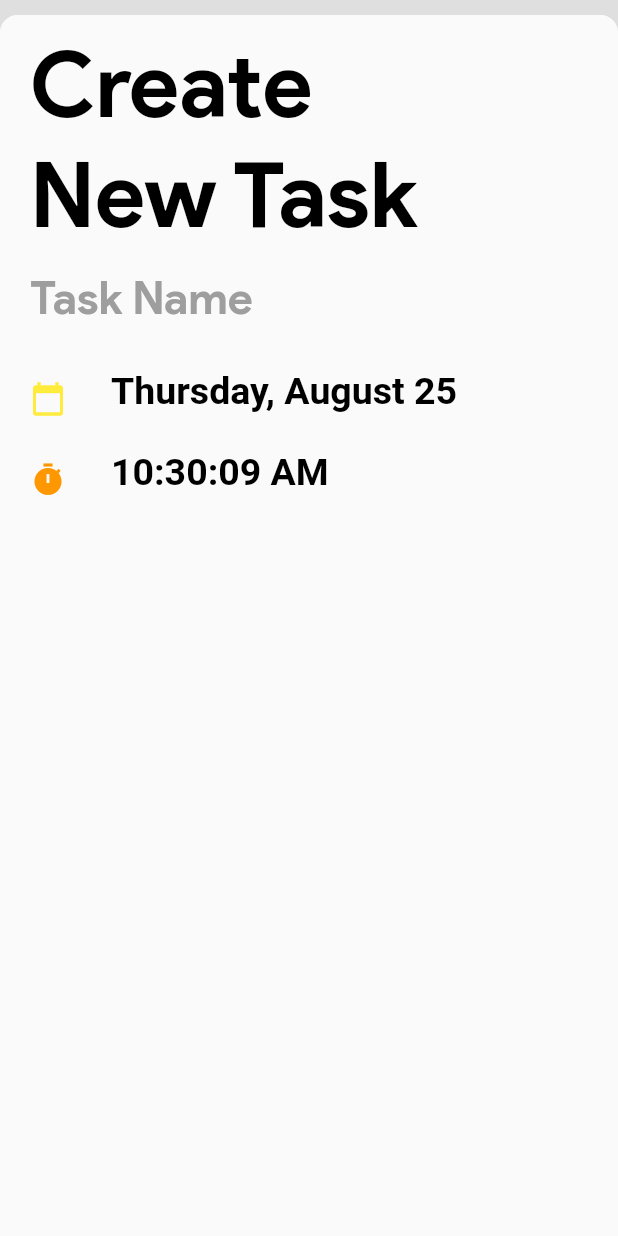
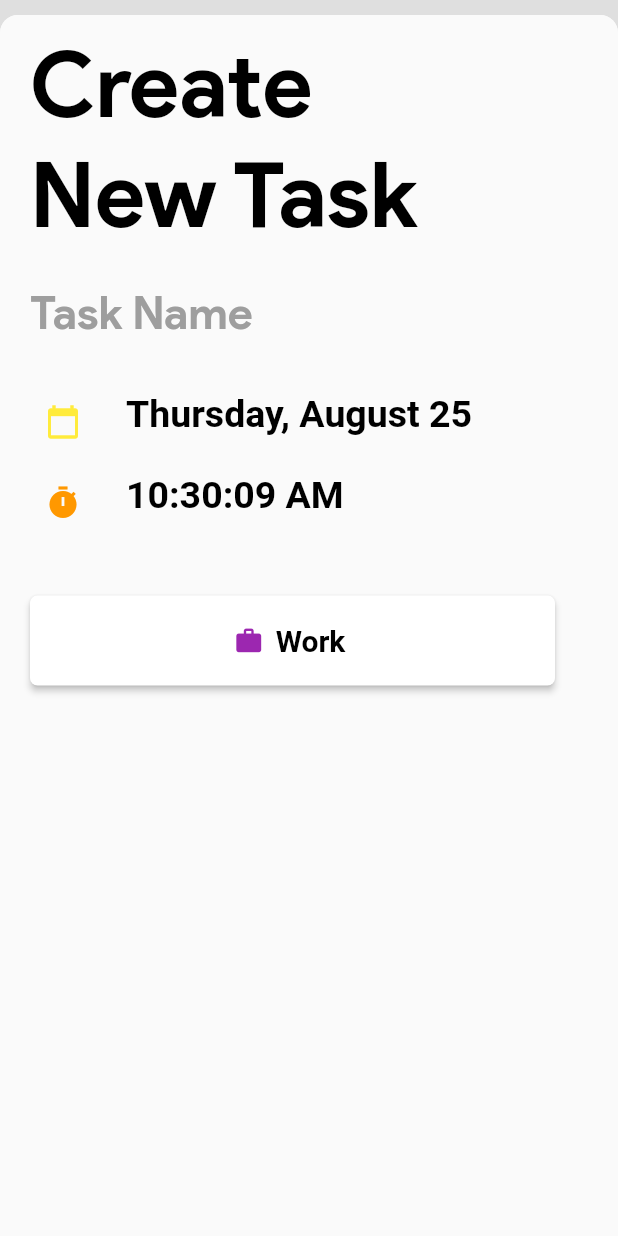
Before and after one commit to anshb7/to_do_app, a Flutter app: the screen it shows after launch, after a tap on "Tap to Add", on a phone screen of 412 x 824 dp. Run offline on Flutter 3.47's test engine with Material 2 defaults, Android fonts, the phone set to English and light mode, and no system bars; our stand-ins replace modal_bottom_sheet; missing offline and left inert: dart:ffi.

Commit message:
added elevatedbutton

```diff
--- a/lib/main.dart
+++ b/lib/main.dart
@@ -85,7 +85,7 @@ New Task''',
                                 ),
                               ),
                               const SizedBox(
-                                height: 10,
+                                height: 20,
                               ),
                               const TextField(
                                 decoration: InputDecoration(
@@ -112,13 +112,13 @@ New Task''',
                                 ),
                               ),
                               const SizedBox(
-                                height: 20,
+                                height: 25,
                               ),
                               Row(
                                 mainAxisAlignment: MainAxisAlignment.start,
                                 children: <Widget>[
                                   const Padding(
-                                    padding: EdgeInsets.fromLTRB(20, 10, 0, 0),
+                                    padding: EdgeInsets.fromLTRB(30, 10, 0, 0),
                                     child: Icon(
                                       Icons.calendar_today,
                                       color: Colors.yellow,
@@ -143,7 +143,7 @@ New Task''',
                                 mainAxisAlignment: MainAxisAlignment.start,
                                 children: <Widget>[
                                   const Padding(
-                                    padding: EdgeInsets.fromLTRB(20, 10, 0, 0),
+                                    padding: EdgeInsets.fromLTRB(30, 10, 0, 0),
                                     child: Icon(
                                       Icons.timer,
                                       color: Colors.orange,
@@ -164,14 +164,49 @@ New Task''',
                                 ],
                               ),
                               const SizedBox(
-                                height: 30,
+                                height: 40,
                               ),
                               Row(
                                 mainAxisAlignment: MainAxisAlignment.start,
                                 children: [
+                                  Padding(
+                                    padding: EdgeInsets.fromLTRB(20, 10, 20, 0),
+                                    child: SizedBox(
+                                      width: 350,
+                                      height: 60,
+                                      child: ElevatedButton.icon(
+                                        icon: Icon(
+                                          Icons.work,
+                                          color: Colors.purple,
+                                          size: 20,
+                                        ),
+                                        label: Text(
+                                          'Work',
+                                          style: TextStyle(
+                                              color: Colors.black,
+                                              fontWeight: FontWeight.bold,
+                                              fontSize: 20),
+                                        ),
+                                        onPressed: () {},
+                                        style: ButtonStyle(
+                                          backgroundColor:
+                                              MaterialStateProperty.all<Color>(
+                                                  Colors.white),
+                                          shape: MaterialStateProperty.all(
+                                              RoundedRectangleBorder(
+                                                  borderRadius:
+                                                      BorderRadius.circular(
+                                                          5))),
+                                        ),
+                                      ),
+                                    ),
+                                  ),
+                                ],
+                              ),
+                              SizedBox(
+                                height: 30,
+                              ),
 
-                                ],
-                              )
                             ],
                           ),
                         ));
```
